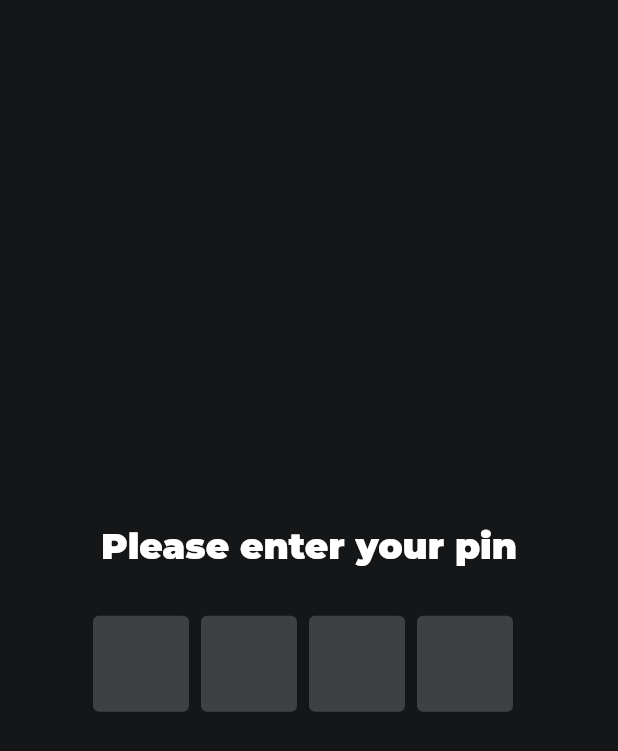
After one commit to passwdapp/passwd, a Flutter app: the VerifyPinScreen screen opened by its route, on a phone screen of 412 x 824 dp. The commit adds this screen. Shown: the top 751 px of the screen. Run offline on Flutter 3.47's test engine with Material 2 defaults, Android fonts, the light colour scheme and no system bars; drawn by our look-alikes of flutter_otp_text_field; our stand-ins replace auto_route, flutter_secure_storage, get_it, google_fonts, injectable, local_auth and 3 more; accounts and stored records are empty; project files that could hold a hidden picture were left out.

Commit message:
[Screens] Add verify_pin_screen

```diff
--- a/lib/router/router.dart
+++ b/lib/router/router.dart
@@ -3,6 +3,7 @@ import 'package:passwd/screens/get_started/get_started_screen.dart';
 import 'package:passwd/screens/home/home_screen.dart';
 import 'package:passwd/screens/init/init_screen.dart';
 import 'package:passwd/screens/set_pin/set_pin_screen.dart';
+import 'package:passwd/screens/verify_pin/verify_pin_screen.dart';
 
 @MaterialAutoRouter(
   routes: [
@@ -17,6 +18,9 @@ import 'package:passwd/screens/set_pin/set_pin_screen.dart';
       page: SetPinScreen,
     ),
     MaterialRoute(
+      page: VerifyPinScreen,
+    ),
+    MaterialRoute(
       page: HomeScreen,
     ),
   ],
--- a/lib/screens/init/init_viewmodel.dart
+++ b/lib/screens/init/init_viewmodel.dart
@@ -19,7 +19,7 @@ class InitViewModel extends ChangeNotifier {
   Future navigate() async {
     if (await isAuthenticated()) {
       await Future.delayed(Duration(milliseconds: 1000));
-      locator<NavigationService>().clearStackAndShow(Routes.homeScreen);
+      locator<NavigationService>().clearStackAndShow(Routes.verifyPinScreen);
     } else {
       await Future.delayed(Duration(milliseconds: 1500));
       locator<NavigationService>().clearStackAndShow(Routes.getStartedScreen);
--- /dev/null
+++ b/lib/screens/verify_pin/verify_pin_screen.dart
@@ -0,0 +1,63 @@
+import 'package:flutter/material.dart';
+import 'package:passwd/screens/verify_pin/verify_pin_viewmodel.dart';
+import 'package:passwd/widgets/pin_input.dart';
+import 'package:stacked/stacked.dart';
+import 'package:supercharged/supercharged.dart';
+
+class VerifyPinScreen extends StatelessWidget {
+  @override
+  Widget build(BuildContext context) {
+    return ViewModelBuilder<VerifyPinViewModel>.reactive(
+      viewModelBuilder: () => VerifyPinViewModel(),
+      builder: (context, model, child) => Column(
+        mainAxisAlignment: MainAxisAlignment.center,
+        crossAxisAlignment: CrossAxisAlignment.center,
+        children: [
+          Text(
+            model.error.isEmpty ? "Please enter your pin" : model.error,
+            style: Theme.of(context).textTheme.headline5.copyWith(
+                  fontWeight: FontWeight.w900,
+                  color: model.error.isEmpty
+                      ? Theme.of(context).textTheme.headline5.color
+                      : Colors.red[300],
+                ),
+          ),
+          SizedBox(
+            height: 32,
+          ),
+          PinInputWidget(
+            onSubmit: (String value) {
+              model.pin = value.toInt();
+            },
+          ),
+          FutureBuilder<bool>(
+            future: model.biometricsAvailable(),
+            builder: (context, snapshot) {
+              if (snapshot.hasData && snapshot.data) {
+                return Column(
+                  children: [
+                    SizedBox(
+                      height: 6,
+                    ),
+                    Container(
+                      width: 284,
+                      child: ListTile(
+                        leading: Icon(
+                          Icons.fingerprint_outlined,
+                        ),
+                        contentPadding: EdgeInsets.all(0),
+                        title: Text("Retry with biometrics"),
+                      ),
+                    ),
+                  ],
+                );
+              }
+
+              return Container();
+            },
+          ),
+        ],
+      ),
+    );
+  }
+}
--- /dev/null
+++ b/lib/screens/verify_pin/verify_pin_viewmodel.dart
@@ -0,0 +1,51 @@
+import 'package:flutter/foundation.dart';
+import 'package:passwd/models/biometrics_result.dart';
+import 'package:passwd/router/router.gr.dart';
+import 'package:passwd/services/authentication/authentication_service.dart';
+import 'package:passwd/services/biometrics/biometrics_service.dart';
+import 'package:passwd/services/locator.dart';
+import 'package:stacked_services/stacked_services.dart';
+
+class VerifyPinViewModel extends ChangeNotifier {
+  int _pin;
+  int get pin => _pin;
+
+  set pin(int pin) {
+    _pin = pin;
+    verifyPin(_pin);
+  }
+
+  String _error = "";
+  String get error => _error;
+
+  void replace() {
+    locator<NavigationService>().clearStackAndShow(Routes.homeScreen);
+  }
+
+  Future verifyPin(int pin) async {
+    bool valid = await locator<AuthenticationService>().comparePin(pin);
+
+    if (valid) {
+      replace();
+    } else {
+      _error = "Invalid pin entered";
+    }
+
+    notifyListeners();
+  }
+
+  Future<bool> biometricsAvailable() async {
+    return await locator<BiometricsService>().biometricsAvailable();
+  }
+
+  Future tryBiometrics() async {
+    if (await biometricsAvailable()) {
+      BiometricsResult result = await locator<BiometricsService>()
+          .authenticate("To unlock your vault.");
+
+      if (result == BiometricsResult.AUTHENTICATED) {
+        replace();
+      }
+    }
+  }
+}
```
Also changed, not shown: lib/router/router.gr.dart.
